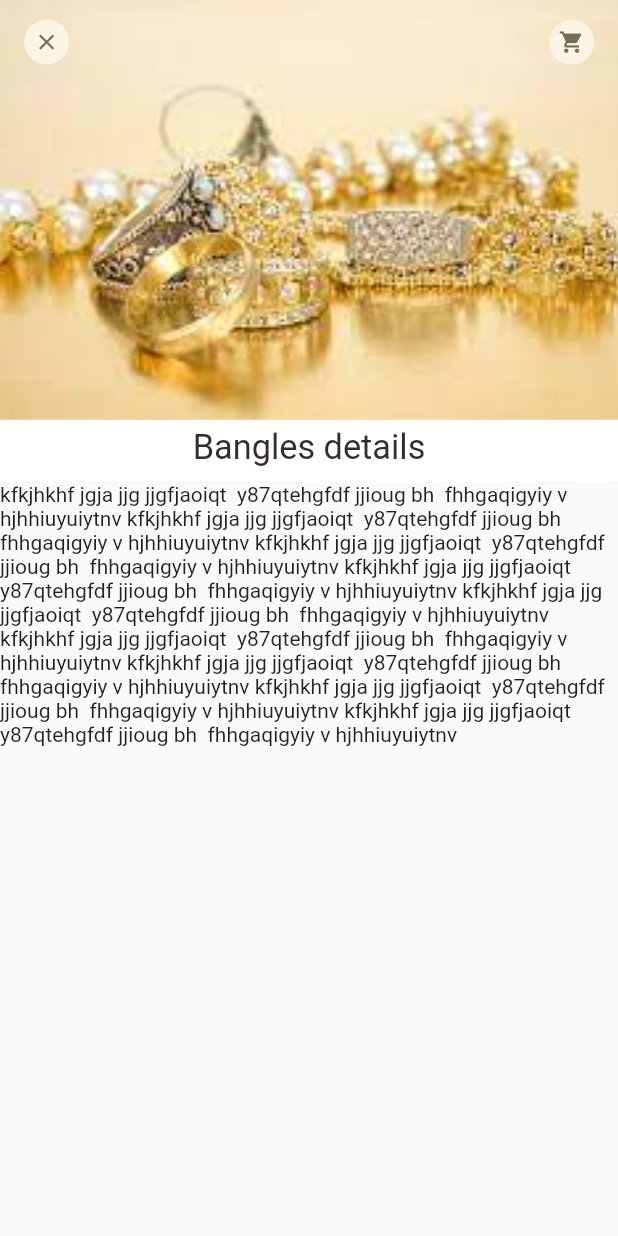
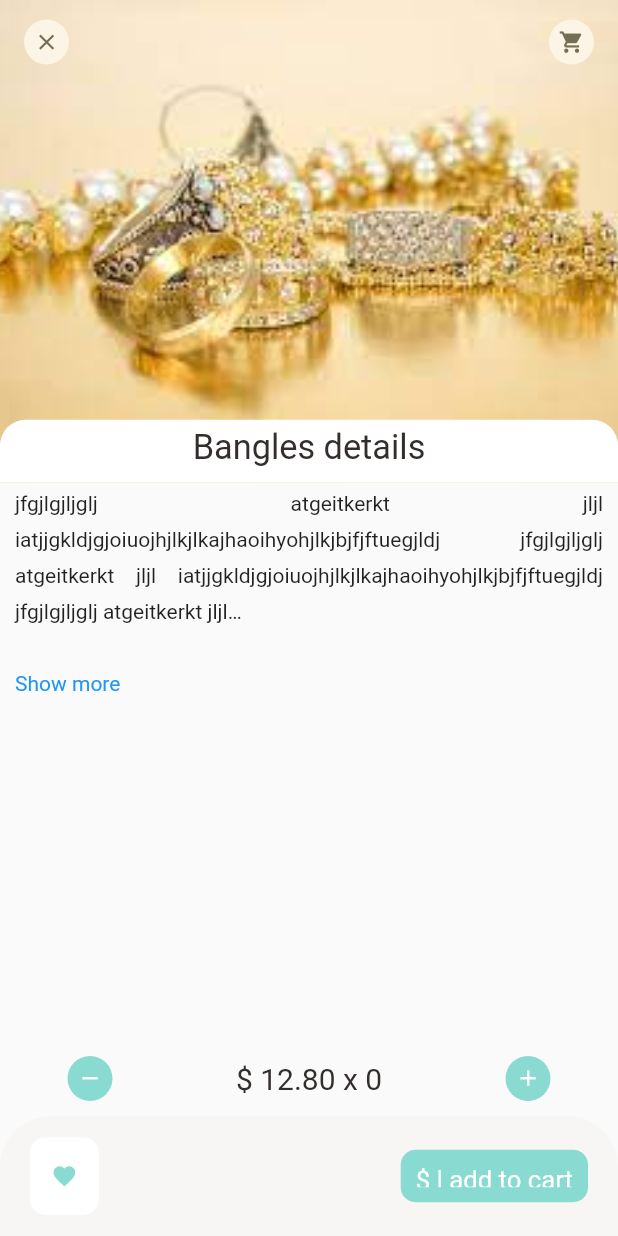
Before and after one commit to shisaj/ecommerce-new, a Flutter app: the screen it shows after launch, on a phone screen of 412 x 824 dp. Run offline on Flutter 3.47's test engine with Material 2 defaults, Android fonts, the light colour scheme and no system bars; drawn by our look-alikes of expandable_text; our stand-ins replace dots_indicator, flutter_screenutil.

Commit message:
recommended food detail page finished

```diff
--- a/ecommerce_full/lib/item_detail_column.dart
+++ b/ecommerce_full/lib/item_detail_column.dart
@@ -1,5 +1,4 @@
 import 'package:ecommerce_full/app_fonts.dart';
-import 'package:ecommerce_full/bigtext.dart';
 import 'package:ecommerce_full/icon_text_widget.dart';
 import 'package:ecommerce_full/smallText.dart';
 import 'package:flutter/material.dart';
--- a/ecommerce_full/lib/pages/recommended_food_detail.dart
+++ b/ecommerce_full/lib/pages/recommended_food_detail.dart
@@ -1,6 +1,7 @@
 import 'package:ecommerce_full/app_fonts.dart';
 import 'package:ecommerce_full/bigtext.dart';
 import 'package:ecommerce_full/circle_icon_widget.dart';
+import 'package:expandable_text/expandable_text.dart';
 import 'package:flutter/material.dart';
 import 'package:flutter_screenutil/flutter_screenutil.dart';
 
@@ -12,8 +13,8 @@ class RecommendedFoodDetail extends StatelessWidget {
     return SafeArea(
       child: Scaffold(
           body: CustomScrollView(
-          physics: const BouncingScrollPhysics(
-              parent: AlwaysScrollableScrollPhysics()),
+            // physics: const BouncingScrollPhysics(
+            //     parent: AlwaysScrollableScrollPhysics()),
             slivers: [
               SliverAppBar(
                 title: Row(
@@ -24,11 +25,17 @@ class RecommendedFoodDetail extends StatelessWidget {
                   ],
                 ),
                 bottom: PreferredSize(
-                preferredSize: const Size.fromHeight(20),
+                  preferredSize: const Size.fromHeight(38),
                   child: Container(
+                    decoration: BoxDecoration(
+                      color: Colors.white,
+                      borderRadius: BorderRadius.only(
+                        topLeft: Radius.circular(15.r),
+                        topRight: Radius.circular(15.r),
+                      ),
+                    ),
                     padding: const EdgeInsets.only(top: 5, bottom: 10),
                     width: double.maxFinite,
-                  color: Colors.white,
                     child: Center(
                       child: BigText(
                         text: 'Bangles details',
@@ -39,6 +46,7 @@ class RecommendedFoodDetail extends StatelessWidget {
                 ),
                 elevation: 10,
                 pinned: true,
+                floating: false,
                 backgroundColor: Appcolors.yellowColor,
                 expandedHeight: 250.h,
                 flexibleSpace: FlexibleSpaceBar(
@@ -49,13 +57,93 @@ class RecommendedFoodDetail extends StatelessWidget {
                   ),
                 ),
               ),
-            const SliverToBoxAdapter(
-              child: Text(
-                  'kfkjhkhf jgja jjg jjgfjaoiqt  y87qtehgfdf jjioug bh  fhhgaqigyiy v hjhhiuyuiytnv kfkjhkhf jgja jjg jjgfjaoiqt  y87qtehgfdf jjioug bh  fhhgaqigyiy v hjhhiuyuiytnv kfkjhkhf jgja jjg jjgfjaoiqt  y87qtehgfdf jjioug bh  fhhgaqigyiy v hjhhiuyuiytnv kfkjhkhf jgja jjg jjgfjaoiqt  y87qtehgfdf jjioug bh  fhhgaqigyiy v hjhhiuyuiytnv kfkjhkhf jgja jjg jjgfjaoiqt  y87qtehgfdf jjioug bh  fhhgaqigyiy v hjhhiuyuiytnv kfkjhkhf jgja jjg jjgfjaoiqt  y87qtehgfdf jjioug bh  fhhgaqigyiy v hjhhiuyuiytnv kfkjhkhf jgja jjg jjgfjaoiqt  y87qtehgfdf jjioug bh  fhhgaqigyiy v hjhhiuyuiytnv kfkjhkhf jgja jjg jjgfjaoiqt  y87qtehgfdf jjioug bh  fhhgaqigyiy v hjhhiuyuiytnv kfkjhkhf jgja jjg jjgfjaoiqt  y87qtehgfdf jjioug bh  fhhgaqigyiy v hjhhiuyuiytnv '),
+              SliverFillViewport(
+                viewportFraction: 1.2,
+                delegate: SliverChildBuilderDelegate((context, index) {
+                  return Container(
+                    padding: const EdgeInsets.only(left: 10, right: 10),
+                    child: ExpandableText(
+                      'jfgjlgjljglj atgeitkerkt jljl iatjjgkldjgjoiuojhjlkjlkajhaoihyohjlkjbjfjftuegjldj jfgjlgjljglj atgeitkerkt jljl iatjjgkldjgjoiuojhjlkjlkajhaoihyohjlkjbjfjftuegjldj jfgjlgjljglj atgeitkerkt jljl iatjjgkldjgjoiuojhjlkjlkajhaoihyohjlkjbjfjftuegjldj jfgjlgjljglj atgeitkerkt jljl iatjjgkldjgjoiuojhjlkjlkajhaoihyohjlkjbjfjftuegjldj jfgjlgjljglj atgeitkerkt jljl iatjjgkldjgjoiuojhjlkjlkajhaoihyohjlkjbjfjftuegjldj jfgjlgjljglj atgeitkerkt jljl iatjjgkldjgjoiuojhjlkjlkajhaoihyohjlkjbjfjftuegjldj jfgjlgjljglj atgeitkerkt jljl iatjjgkldjgjoiuojhjlkjlkajhaoihyohjlkjbjfjftuegjldj jfgjlgjljglj atgeitkerkt jljl iatjjgkldjgjoiuojhjlkjlkajhaoihyohjlkjbjfjftuegjldj jfgjlgjljglj atgeitkerkt jljl iatjjgkldjgjoiuojhjlkjlkajhaoihyohjlkjbjfjftuegjldjjfgjlgjljglj atgeitkerkt jljl iatjjgkldjgjoiuojhjlkjlkajhaoihyohjlkjbjfjftuegjldj jfgjlgjljglj atgeitkerkt jljl iatjjgkldjgjoiuojhjlkjlkajhaoihyohjlkjbjfjftuegjldj jfgjlgjljglj atgeitkerkt jljl iatjjgkldjgjoiuojhjlkjlkajhaoihyohjlkjbjfjftuegjldj',
+                      expandText: '\n\nShow more',
+                      collapseText: '\n\nShow less',
+                      textAlign: TextAlign.justify,
+                      style: TextStyle(height: 1.5.sp),
+                      maxLines: 4,
+                      linkEllipsis: false,
+                    ),
+                  );
+                }, childCount: 1),
+              )
+            ],
+          ),
+          bottomNavigationBar: Column(
+            mainAxisSize: MainAxisSize.min,
+            children: [
+              Container(
+                margin:
+                    EdgeInsets.only(left: 45, right: 45, top: 10, bottom: 10),
+                child: Row(
+                  mainAxisAlignment: MainAxisAlignment.spaceBetween,
+                  children: [
+                    CircleIcon(
+                      icon: Icons.remove,
+                      backGroundColor: Appcolors.mainColor,
+                      iconColor: Colors.white,
+                    ),
+                    const BigText(text: '\$ 12.80 ' + "x " + '0'),
+                    CircleIcon(
+                      icon: Icons.add,
+                      backGroundColor: Appcolors.mainColor,
+                      iconColor: Colors.white,
                     ),
                   ],
                 ),
               ),
+              Container(
+                padding: const EdgeInsets.only(left: 20, right: 20),
+                height: 80,
+                decoration: BoxDecoration(
+                  color: Appcolors.buttonBackgroundColor,
+                  borderRadius: BorderRadius.only(
+                    topLeft: Radius.circular(30.r),
+                    topRight: Radius.circular(30.r),
+                  ),
+                ),
+                child: Row(
+                  mainAxisAlignment: MainAxisAlignment.spaceBetween,
+                  children: [
+                    Container(
+                      decoration: BoxDecoration(
+                          color: Colors.white,
+                          borderRadius: BorderRadius.circular(10)),
+                      padding: const EdgeInsets.symmetric(
+                          horizontal: 3, vertical: 2),
+                      height: 40.h,
+                      width: 40.w,
+                      child: Icon(
+                        Icons.favorite,
+                        size: 15.sp,
+                        color: Appcolors.mainColor,
+                      ),
+                    ),
+                    Container(
+                      height: 35,
+                      padding: const EdgeInsets.only(
+                          top: 10, left: 10, right: 10, bottom: 10),
+                      decoration: BoxDecoration(
+                          color: Appcolors.mainColor,
+                          borderRadius: BorderRadius.circular(10)),
+                      child: BigText(
+                        text: "\$ | add to cart",
+                        size: 15.sp,
+                        color: Colors.white,
+                      ),
+                    ),
+                  ],
+                ),
+              ),
+            ],
+          )),
     );
   }
 }
```
Lines whose indentation alone changed are shown as unchanged.
